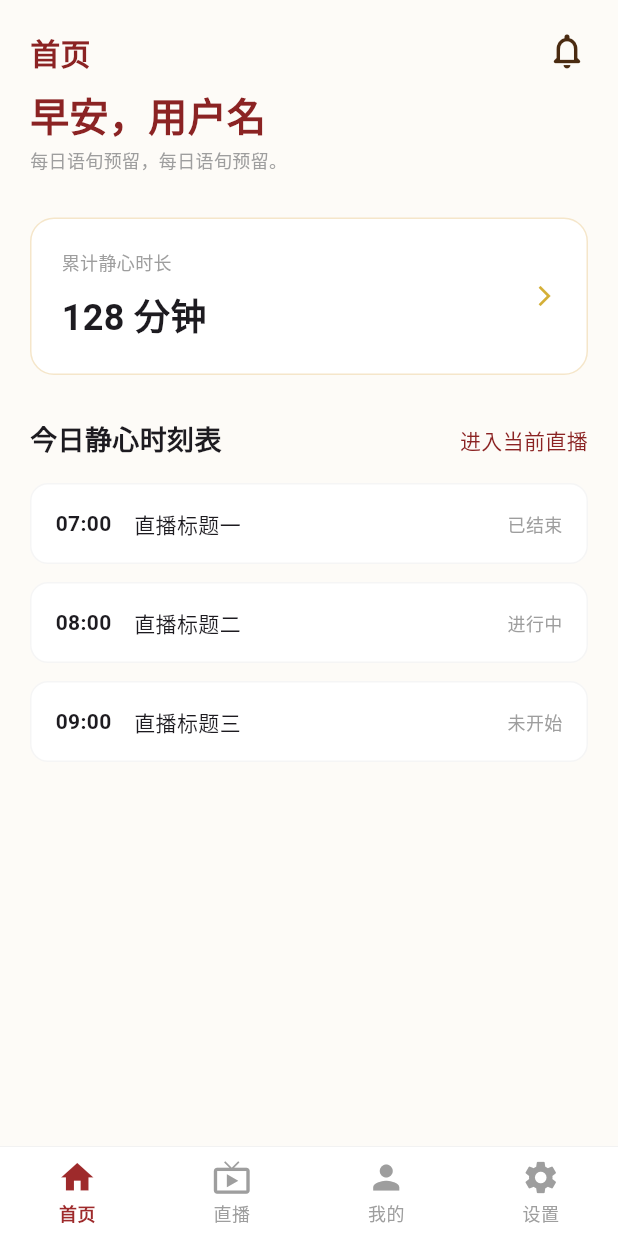
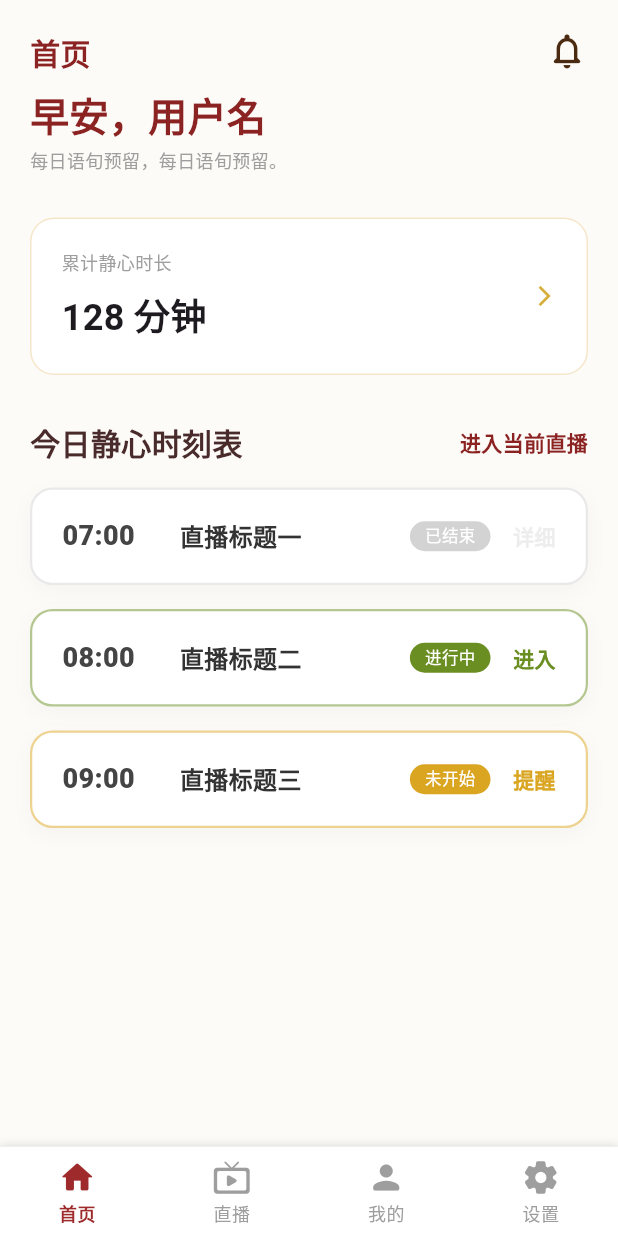
Before and after one commit to CHEN-2001/static_touch, a Flutter app: the MainPage screen opened by its route, on a phone screen of 412 x 824 dp. Run offline on Flutter 3.47's test engine with Material 3 defaults, Android fonts, the phone set to English and light mode, and no system bars; our stand-ins replace go_router; missing offline and left inert: nfc_manager.

Commit message:
首页和直播子页面跳转

```diff
--- a/lib/pages/home/home_provider.dart
+++ b/lib/pages/home/home_provider.dart
@@ -1,29 +1,94 @@
 import 'package:flutter/material.dart';
 
+/// 1. 使用枚举定义状态，而不是字符串
+enum ScheduleStatus { finished, ongoing, upcoming }
+
 class ScheduleItem {
-  final String time;
+  final String id; // 唯一标识，方便列表渲染优化
+  final DateTime startTime; // 使用 DateTime 处理时间，后端传时间戳
   final String title;
-  final String status; // '已结束', '进行中', '未开始'
-  final bool canAction;
+  final ScheduleStatus status;
 
-  ScheduleItem({required this.time, required this.title, required this.status, required this.canAction});
+  ScheduleItem({required this.id, required this.startTime, required this.title, required this.status});
+
+  // --- 计算属性：UI 逻辑封装在这里，不要写在 Widget 里 ---
+
+  // 格式化时间：把 DateTime 转为 07:00 这种格式
+  String get timeDisplay =>
+      "${startTime.hour.toString().padLeft(2, '0')}:${startTime.minute.toString().padLeft(2, '0')}";
+
+  // 根据状态返回对应的 UI 文字
+  String get statusText {
+    switch (status) {
+      case ScheduleStatus.finished:
+        return '已结束';
+      case ScheduleStatus.ongoing:
+        return '进行中';
+      case ScheduleStatus.upcoming:
+        return '未开始';
+    }
+  }
+
+  // 是否可以点击操作
+  bool get canAction => status != ScheduleStatus.finished;
+
+  // 状态对应的颜色（配合刚才的 UI 组件）
+  Color get statusColor {
+    switch (status) {
+      case ScheduleStatus.finished:
+        return const Color(0xFFD3D3D3); // 灰色
+      case ScheduleStatus.ongoing:
+        return const Color(0xFF6B8E23); // 橄榄绿
+      case ScheduleStatus.upcoming:
+        return const Color(0xFFDAA520); // 琥珀金
+    }
+  }
 }
 
 class HomeProvider with ChangeNotifier {
-  // 模拟数据
+  // 模拟基础信息
   int totalDuration = 128;
   String userName = "用户名";
   String dailyQuote = "每日语旬预留，每日语旬预留。";
 
-  List<ScheduleItem> scheduleItems = [
-    ScheduleItem(time: '07:00', title: '直播标题一', status: '已结束', canAction: false),
-    ScheduleItem(time: '08:00', title: '直播标题二', status: '进行中', canAction: true),
-    ScheduleItem(time: '09:00', title: '直播标题三', status: '未开始', canAction: true),
+  // 模拟列表数据
+  // 生产环境下，这里应该是从 API 获取后再转换成 ScheduleItem 对象
+  final List<ScheduleItem> _scheduleItems = [
+    ScheduleItem(
+      id: '1',
+      startTime: DateTime(2026, 4, 1, 7, 0), // 07:00
+      title: '直播标题一',
+      status: ScheduleStatus.finished,
+    ),
+    ScheduleItem(
+      id: '2',
+      startTime: DateTime(2026, 4, 1, 8, 0), // 08:00
+      title: '直播标题二',
+      status: ScheduleStatus.ongoing,
+    ),
+    ScheduleItem(
+      id: '3',
+      startTime: DateTime(2026, 4, 1, 9, 0), // 09:00
+      title: '直播标题三',
+      status: ScheduleStatus.upcoming,
+    ),
   ];
+
+  // 只读获取列表
+  List<ScheduleItem> get scheduleItems => _scheduleItems;
 
   // 模拟刷新数据的方法
   void refreshData() {
     totalDuration += 1;
+
+    // 模拟数据变动：比如把第一个变成进行中
+    // 实际开发中这里会调用 Dio 等网络库请求后端接口
     notifyListeners();
   }
+
+  /// 后期对接后端 API 的逻辑预留
+  /// void updateFromApi(List jsonList) {
+  ///   _scheduleItems = jsonList.map((json) => ScheduleItem.fromJson(json)).toList();
+  ///   notifyListeners();
+  /// }
 }
--- a/lib/pages/home/widgets/schedule_list.dart
+++ b/lib/pages/home/widgets/schedule_list.dart
@@ -1,6 +1,7 @@
 import 'package:flutter/material.dart';
+import 'package:go_router/go_router.dart'; // 导入路由
 import 'package:provider/provider.dart';
-import '../home_provider.dart';
+import 'package:static_touch/pages/home/home_provider.dart';
 
 class ScheduleList extends StatelessWidget {
   const ScheduleList({super.key});
@@ -10,37 +11,120 @@ class ScheduleList extends StatelessWidget {
     final items = context.select((HomeProvider p) => p.scheduleItems);
 
     return Column(
+      crossAxisAlignment: CrossAxisAlignment.start,
       children: [
         Row(
           mainAxisAlignment: MainAxisAlignment.spaceBetween,
-          children: const [
-            Text('今日静心时刻表', style: TextStyle(fontSize: 18, fontWeight: FontWeight.bold)),
-            Text('进入当前直播', style: TextStyle(color: Color(0xFF8B2323), fontSize: 14)),
+          children: [
+            const Text(
+              '今日静心时刻表',
+              style: TextStyle(fontSize: 20, fontWeight: FontWeight.bold, color: Color(0xFF4A2B2B)),
+            ),
+            GestureDetector(
+              // 假设“进入当前直播”直接跳转到正在进行的直播
+              onTap: () => context.push('/livePrepare'),
+              child: const Text(
+                '进入当前直播',
+                style: TextStyle(color: Color(0xFF8B2323), fontSize: 14, fontWeight: FontWeight.bold),
+              ),
+            ),
           ],
         ),
         const SizedBox(height: 16),
-        ...items.map((item) => _buildItem(item)).toList(),
+        ...items.map((item) => _buildItem(context, item)),
       ],
     );
   }
 
-  Widget _buildItem(ScheduleItem item) {
-    return Container(
-      margin: const EdgeInsets.only(bottom: 12),
-      padding: const EdgeInsets.all(16),
+  // 点击条目的核心分发逻辑
+  void _handleItemTap(BuildContext context, ScheduleItem item) {
+    switch (item.status) {
+      case ScheduleStatus.finished:
+        // 已结束：跳转详情页，并携带参数（如 ID）
+        context.push('/livePrepare');
+        break;
+      case ScheduleStatus.ongoing:
+        // 进行中：跳转直播准备页或直播间
+        context.push('/livePrepare');
+        break;
+      case ScheduleStatus.upcoming:
+        // 未开始：跳转发布信息页/提醒设置（这里先跳转到 notice 演示）
+        context.push('/livePrepare');
+        break;
+    }
+  }
+
+  Widget _buildItem(BuildContext context, ScheduleItem item) {
+    final statusColor = _getStatusColor(item.status);
+
+    return GestureDetector(
+      // 整个卡片都可以点击
+      onTap: () => _handleItemTap(context, item),
+      child: Container(
+        margin: const EdgeInsets.only(bottom: 16),
+        padding: const EdgeInsets.symmetric(horizontal: 20, vertical: 18),
         decoration: BoxDecoration(
           color: Colors.white,
-        borderRadius: BorderRadius.circular(12),
-        border: Border.all(color: Colors.grey.withOpacity(0.1)),
+          borderRadius: BorderRadius.circular(15),
+          border: Border.all(color: statusColor.withValues(alpha: 0.5), width: 1.5),
+          boxShadow: [
+            BoxShadow(color: Colors.black.withValues(alpha: 0.03), blurRadius: 10, offset: const Offset(0, 4)),
+          ],
         ),
         child: Row(
           children: [
-          Text(item.time, style: const TextStyle(fontWeight: FontWeight.bold)),
+            Text(
+              item.timeDisplay,
+              style: const TextStyle(fontSize: 18, fontWeight: FontWeight.w900, color: Color(0xFF444444)),
+            ),
+            const SizedBox(width: 30),
+            Expanded(
+              child: Text(
+                item.title,
+                style: const TextStyle(fontSize: 16, fontWeight: FontWeight.bold, color: Color(0xFF333333)),
+              ),
+            ),
+            // 状态标签
+            Container(
+              padding: const EdgeInsets.symmetric(horizontal: 10, vertical: 2),
+              decoration: BoxDecoration(color: statusColor, borderRadius: BorderRadius.circular(20)),
+              child: Text(item.statusText, style: const TextStyle(color: Colors.white, fontSize: 11)),
+            ),
             const SizedBox(width: 15),
-          Expanded(child: Text(item.title)),
-          Text(item.status, style: const TextStyle(color: Colors.grey, fontSize: 12)),
+            // 右侧动作按钮（视觉提示）
+            Text(
+              _getActionText(item.status),
+              style: TextStyle(
+                color: statusColor.withValues(alpha: item.canAction ? 1.0 : 0.4),
+                fontSize: 14,
+                fontWeight: FontWeight.bold,
+              ),
+            ),
           ],
+        ),
       ),
     );
   }
+
+  Color _getStatusColor(ScheduleStatus status) {
+    switch (status) {
+      case ScheduleStatus.finished:
+        return const Color(0xFFD3D3D3);
+      case ScheduleStatus.ongoing:
+        return const Color(0xFF6B8E23);
+      case ScheduleStatus.upcoming:
+        return const Color(0xFFDAA520);
     }
+  }
+
+  String _getActionText(ScheduleStatus status) {
+    switch (status) {
+      case ScheduleStatus.finished:
+        return '详细';
+      case ScheduleStatus.ongoing:
+        return '进入';
+      case ScheduleStatus.upcoming:
+        return '提醒';
+    }
+  }
+}
--- a/lib/pages/live/live_page.dart
+++ b/lib/pages/live/live_page.dart
@@ -24,7 +24,7 @@ class LivePage extends StatelessWidget {
                   padding: EdgeInsets.fromLTRB(24, 20, 24, 10),
                   child: Text(
                     '直播',
-                    style: TextStyle(fontSize: 28, fontWeight: FontWeight.bold, color: Color(0xFF8B2323)),
+                    style: TextStyle(fontSize: 20, fontWeight: FontWeight.bold, color: Color(0xFF8B2323)),
                   ),
                 ),
 
--- a/lib/pages/main/main_page.dart
+++ b/lib/pages/main/main_page.dart
@@ -1,5 +1,6 @@
 import 'package:flutter/material.dart';
 import 'package:static_touch/pages/main/widgets/main_tab_item.dart';
+
 // 引入页面内容
 import 'package:static_touch/pages/home/home_page.dart';
 import 'package:static_touch/pages/live/live_page.dart';
@@ -16,44 +17,69 @@ class MainPage extends StatefulWidget {
 class _MainPageState extends State<MainPage> {
   int _currentIndex = 0;
 
-  // 页面配置
-  final List<Widget> _pages = const [HomePage(), LivePage(), MinePage(), SettingsPage()];
+  late final List<Widget> _pages;
+
+  @override
+  void initState() {
+    super.initState();
+    _pages = [
+      const HomePage(key: ValueKey(0)),
+      const LivePage(key: ValueKey(1)),
+      const MinePage(key: ValueKey(2)),
+      const SettingsPage(key: ValueKey(3)),
+    ];
+  }
 
   @override
   Widget build(BuildContext context) {
     return Scaffold(
-      body: IndexedStack(index: _currentIndex, children: _pages),
+      body: AnimatedSwitcher(
+        duration: const Duration(milliseconds: 400), // 切换动画时长
+        switchInCurve: Curves.easeInOut, // 进入时的曲线
+        switchOutCurve: Curves.easeInOut, // 退出时的曲线
+        transitionBuilder: (Widget child, Animation<double> animation) {
+          return FadeTransition(opacity: animation, child: child);
+        },
+        child: _pages[_currentIndex],
+      ),
       bottomNavigationBar: _buildBottomBar(),
     );
   }
 
-  // 底部导航栏
+  // 底部导航栏逻辑
   Widget _buildBottomBar() {
     return Container(
       height: 60 + MediaQuery.of(context).padding.bottom,
       decoration: const BoxDecoration(
         color: Colors.white,
         border: Border(top: BorderSide(color: Color(0xFFEEEEEE), width: 0.5)),
+        boxShadow: [BoxShadow(color: Colors.black12, blurRadius: 4, offset: Offset(0, -1))],
       ),
       child: Row(
         children: [
-          _createTab(0, Icons.home, '首页'),
-          _createTab(1, Icons.live_tv, '直播'),
-          _createTab(2, Icons.person, '我的'),
-          _createTab(3, Icons.settings, '设置'),
+          _createTab(0, Icons.home_rounded, '首页'),
+          _createTab(1, Icons.live_tv_rounded, '直播'),
+          _createTab(2, Icons.person_rounded, '我的'),
+          _createTab(3, Icons.settings_rounded, '设置'),
         ],
       ),
     );
   }
 
-  // 封装导航栏单个容器
+  // 封装导航栏单个 Tab 项目
   Widget _createTab(int index, IconData icon, String label) {
     return MainTabItem(
       index: index,
       currentIndex: _currentIndex,
       icon: icon,
       label: label,
-      onTap: (index) => setState(() => _currentIndex = index),
+      onTap: (index) {
+        if (_currentIndex != index) {
+          setState(() {
+            _currentIndex = index;
+          });
+        }
+      },
     );
   }
 }
--- a/lib/routes/app_router.dart
+++ b/lib/routes/app_router.dart
@@ -2,31 +2,33 @@ import 'package:flutter/material.dart';
 import 'package:go_router/go_router.dart';
 import 'package:provider/provider.dart';
 
-// 导入所有页面和 Provider
+// 1. 导入页面
 import 'package:static_touch/pages/login/login_page.dart';
+import 'package:static_touch/pages/main/main_page.dart';
+import 'package:static_touch/pages/notice/notice_page.dart';
+import 'package:static_touch/pages/notice/notice_detail_page.dart';
+import 'package:static_touch/pages/nfc/nfc_page.dart';
+import 'package:static_touch/pages/live/live_prepare_page.dart';
+import 'package:static_touch/pages/live/live_detail_page.dart';
+
+// 2. 导入 Provider
 import 'package:static_touch/pages/login/login_provider.dart';
-import 'package:static_touch/pages/main/main_page.dart';
 import 'package:static_touch/pages/home/home_provider.dart';
 import 'package:static_touch/pages/live/live_provider.dart';
 import 'package:static_touch/pages/mine/mine_provider.dart';
-import 'package:static_touch/pages/settings/settings_page.dart';
 import 'package:static_touch/pages/settings/settings_provider.dart';
-import 'package:static_touch/pages/notice/notice_page.dart';
 import 'package:static_touch/pages/notice/notice_provider.dart';
-import 'package:static_touch/pages/notice/notice_detail_page.dart';
-import 'package:static_touch/pages/nfc/nfc_page.dart';
 import 'package:static_touch/pages/nfc/nfc_provider.dart';
-import 'package:static_touch/pages/live/live_prepare_page.dart';
 
 class AppRouter {
-  // 封装通用的淡入淡出跳转效果
+  // 通用淡入淡出跳转效果：400ms 的平滑过渡
   static CustomTransitionPage<T> fadePage<T>({required LocalKey key, required Widget child}) {
     return CustomTransitionPage<T>(
       key: key,
       child: child,
-      transitionDuration: const Duration(milliseconds: 300), // 300ms 淡入淡出
+      transitionDuration: const Duration(milliseconds: 400),
+      reverseTransitionDuration: const Duration(milliseconds: 400),
       transitionsBuilder: (context, animation, secondaryAnimation, child) {
-        // 使用 FadeTransition 包装
         return FadeTransition(
           opacity: CurveTween(curve: Curves.easeInOut).animate(animation),
           child: child,
@@ -38,7 +40,6 @@ class AppRouter {
   static final GoRouter router = GoRouter(
     initialLocation: '/login',
     routes: [
-      // 登录页
       GoRoute(
         path: '/login',
         pageBuilder: (context, state) => fadePage(
@@ -46,8 +47,7 @@ class AppRouter {
           child: ChangeNotifierProvider(create: (_) => LoginProvider(), child: const LoginPage()),
         ),
       ),
-
-      // 主容器页 (包含 Home, Live, Mine 等切换)
+      // 首页基座
       GoRoute(
         path: '/main',
         pageBuilder: (context, state) => fadePage(
@@ -63,17 +63,7 @@ class AppRouter {
           ),
         ),
       ),
-
-      // 设置页
-      GoRoute(
-        path: '/setting',
-        pageBuilder: (context, state) => fadePage(
-          key: state.pageKey,
-          child: ChangeNotifierProvider(create: (_) => SettingsProvider(), child: const SettingsPage()),
-        ),
-      ),
-
-      // 消息通知页
+      // 通知/公告
       GoRoute(
         path: '/notice',
         pageBuilder: (context, state) => fadePage(
@@ -82,13 +72,13 @@ class AppRouter {
         ),
       ),
 
-      // 系统公告详情页
+      // 通知/公告详细
       GoRoute(
         path: '/noticeDetail',
         pageBuilder: (context, state) => fadePage(key: state.pageKey, child: const NoticeDetailPage()),
       ),
 
-      // 我的 NFC 页
+      // NFC
       GoRoute(
         path: '/nfc',
         pageBuilder: (context, state) => fadePage(
@@ -97,11 +87,17 @@ class AppRouter {
         ),
       ),
 
-      // 开启直播准备页
+      // 准备直播
       GoRoute(
         path: '/livePrepare',
         pageBuilder: (context, state) => fadePage(key: state.pageKey, child: const LivePreparePage()),
       ),
+
+      // 直播详细
+      GoRoute(
+        path: '/liveDetailPage',
+        pageBuilder: (context, state) => fadePage(key: state.pageKey, child: const LiveDetailPage()),
+      ),
     ],
   );
 }
```
Also changed, not shown: lib/pages/live/widgets/live_list.dart (+38 -13 lines). Lines whose indentation alone changed are shown as unchanged.
